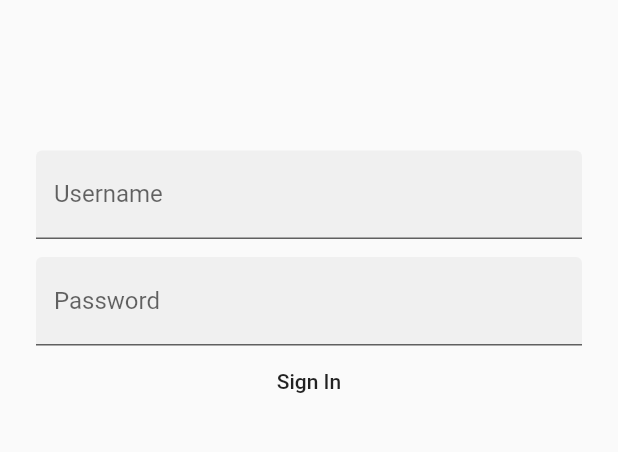
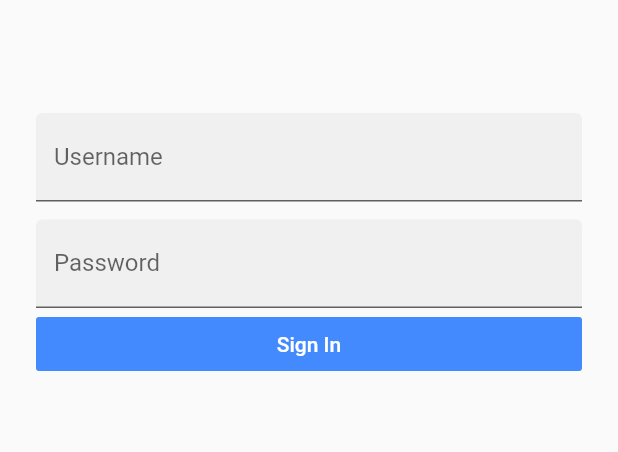
Before and after one commit to SeniorProj19/FacialRecognition, a Flutter app: the screen it shows after launch, on a phone screen of 412 x 824 dp, the part 491-943 px from its top. Run offline on Flutter 3.47's test engine with Material 2 defaults, Android fonts, the phone set to English and light mode, and no system bars; our stand-ins replace camera, expandable.

Commit message:
Update sign_in_page.dart
changes to sign in page

```diff
--- a/clear_orbit_app/lib/pages/sign_in_page.dart
+++ b/clear_orbit_app/lib/pages/sign_in_page.dart
@@ -1,5 +1,6 @@
 import 'package:flutter/material.dart';
 import 'package:clear_orbit_app/services/account_sign_in.dart';
+
 
 class LoginPage extends StatefulWidget {
   @override
@@ -9,6 +10,7 @@ class LoginPage extends StatefulWidget {
 }
 
 class _ListPageState extends State<LoginPage> {
+  bool _password = false;
   @override
   Widget build(BuildContext context) {
     return Scaffold(
@@ -19,17 +21,27 @@ class _ListPageState extends State<LoginPage> {
           SizedBox(height: 80.0),
           Column(
             children: <Widget>[
-                Image.asset("assets/lock.png",
-                scale: 1.5),
-                SizedBox(height: 30.0,),
-                Text('Clear Orbit',
-                style: TextStyle(
-                  fontWeight: FontWeight.bold,
-                  fontSize: 40
-                ),)
+              Image.asset("assets/lock.png", scale: 1.5),
+              SizedBox(
+                height: 30.0,
+              ),
+              Text(
+                'Clear Orbit',
+                style: TextStyle(fontWeight: FontWeight.bold, fontSize: 40),
+              )
             ],
           ),
-            SizedBox(height: 100.0),
+          SizedBox(height: 75.0),
+          Visibility(
+            visible: _password,
+            child: Padding(
+            padding: EdgeInsets.only(bottom: 15.0),
+            child: Text(
+              "Username or Password is incorrect",
+              textAlign: TextAlign.center,
+              style: TextStyle(color: Colors.red, fontSize: 17),
+            ),
+          ),),
           TextField(
             decoration: InputDecoration(
               labelText: 'Username',
@@ -45,15 +57,23 @@ class _ListPageState extends State<LoginPage> {
             obscureText: true,
           ),
           FlatButton(
-              child: Text('Sign In'),
-              onPressed: (){
-                Navigator.pushNamedAndRemoveUntil(context, '/main', (Route<dynamic> route) => false);
+            child: Text('Sign In', style: TextStyle(color: Colors.white),),
+            color: Colors.blueAccent,
+            onPressed: () {
+              // send data
+              // wait for server response
+              // if(reponse == true){
+              // sign in
+              Navigator.pushNamedAndRemoveUntil(
+                  context, '/main', (Route<dynamic> route) => false);
+              // } else
+              // setState(() {
+              //   _password = false;
+              // });
             },
           )
         ],
       ),
-      )
-    );
+    ));
   }
-
 }
```
Lines whose indentation alone changed are shown as unchanged.
